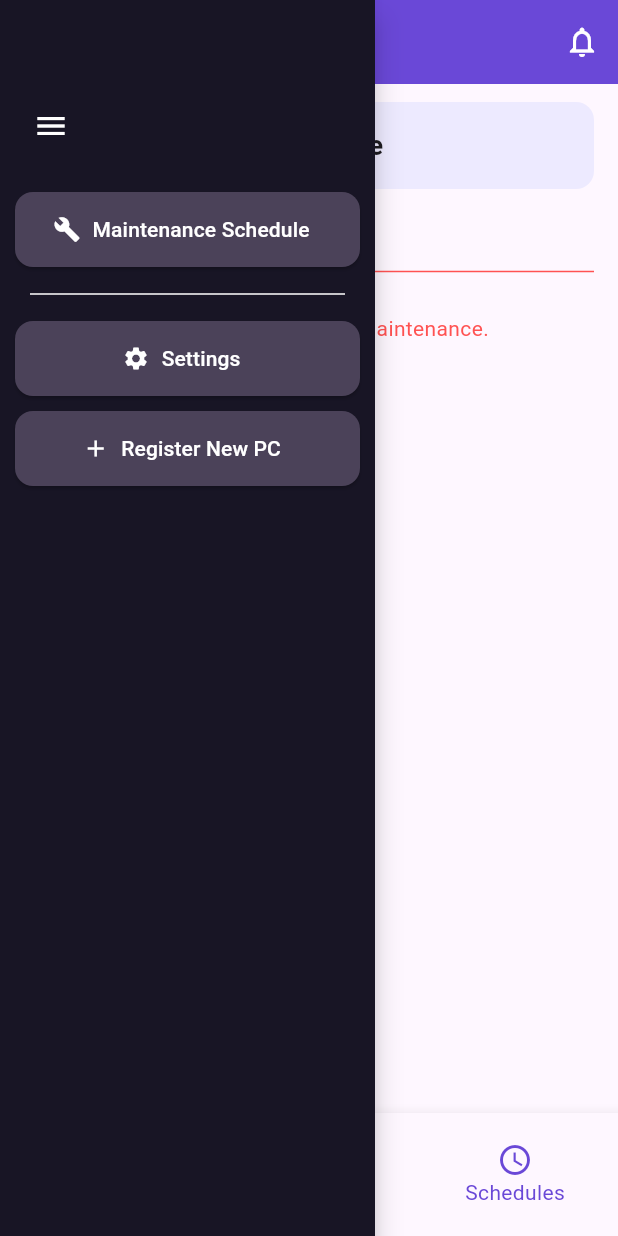
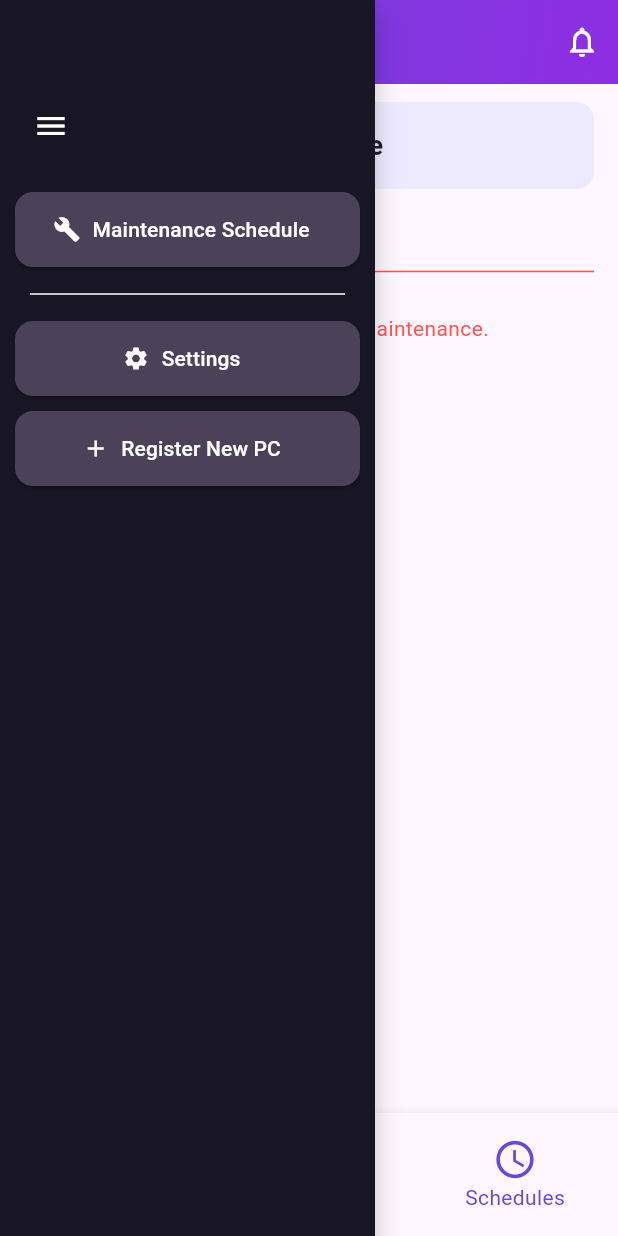
Before and after one commit to Dalmanski/flutter_application_1, a Flutter app: the screen it shows after launch, item 3 of the bottom bar chosen, after a tap on the "menu" icon, on a phone screen of 412 x 824 dp. Run offline on Flutter 3.47's test engine with Material 3 defaults, Android fonts, the phone set to English and light mode, and no system bars; our stand-ins replace cloud_firestore, firebase_core, js, qr_flutter, smooth_page_indicator; missing offline and left inert: dart:html, dart:js_util; accounts and stored records are empty; network calls fail.

Commit message:
modified:   lib/available_pc.dart 	modified:   lib/home.dart 	modified:   lib/main.dart 	modified:   lib/maintenance.dart

```diff
--- a/lib/available_pc.dart
+++ b/lib/available_pc.dart
@@ -119,10 +119,10 @@ class AvailableComputersPage extends StatelessWidget {
               final isMaintenance = status.toLowerCase() == 'maintenance';
 
               return Card(
-                elevation: 4,
                 margin: const EdgeInsets.symmetric(horizontal: 16, vertical: 8),
                 shape: RoundedRectangleBorder(
                   borderRadius: BorderRadius.circular(16),
+                  side: const BorderSide(color: Colors.black26, width: 1),
                 ),
                 child: ExpansionTile(
                   tilePadding: const EdgeInsets.symmetric(
--- a/lib/home.dart
+++ b/lib/home.dart
@@ -32,6 +32,9 @@ class _HomeContentState extends State<HomeContent> {
 
       for (var roomDoc in roomsSnapshot.docs) {
         final roomName = roomDoc.id;
+        final roomData = roomDoc.data() as Map<String, dynamic>;
+        final imageUrl = roomData['image'] ?? '';
+
         final pcsSnapshot =
             await FirebaseFirestore.instance
                 .collection('comlab rooms')
@@ -49,7 +52,11 @@ class _HomeContentState extends State<HomeContent> {
 
         double occupied = totalPCs == 0 ? 0 : workingPCs / totalPCs;
 
-        fetchedComlabs.add({'name': roomName, 'occupied': occupied});
+        fetchedComlabs.add({
+          'name': roomName,
+          'occupied': occupied,
+          'image': imageUrl,
+        });
       }
 
       setState(() {
@@ -124,10 +131,19 @@ class _HomeContentState extends State<HomeContent> {
                                 ClipRRect(
                                   borderRadius: BorderRadius.circular(12),
                                   child: Image.network(
-                                    'http://rshsxii.edu.ph/wp-content/uploads/2013/10/wpid-IMG_20131008_133012.jpg',
+                                    comlabs[index]['image'] ?? '',
                                     width: double.infinity,
                                     height: 180,
                                     fit: BoxFit.cover,
+                                    errorBuilder: (context, error, stackTrace) {
+                                      return const Center(
+                                        child: Icon(
+                                          Icons.broken_image,
+                                          size: 60,
+                                          color: Colors.grey,
+                                        ),
+                                      );
+                                    },
                                   ),
                                 ),
                                 Positioned(
--- a/lib/main.dart
+++ b/lib/main.dart
@@ -48,7 +48,20 @@ class _MainScaffoldState extends State<MainScaffold> {
         children: [
           Scaffold(
             appBar: AppBar(
-              backgroundColor: const Color(0xFF6A48D7),
+              flexibleSpace: Container(
+                decoration: const BoxDecoration(
+                  gradient: LinearGradient(
+                    colors: [
+                      Color(0xFF6A48D7), // Purple
+                      Color(0xFF8E2DE2), // Vibrant purple
+                    ],
+                    begin: Alignment.topLeft,
+                    end: Alignment.bottomRight,
+                  ),
+                ),
+              ),
+              backgroundColor: Colors.transparent,
+              elevation: 0,
               leading: IconButton(
                 onPressed: toggleMenu,
                 icon: const Icon(Icons.menu, color: Colors.white),
@@ -69,28 +82,53 @@ class _MainScaffoldState extends State<MainScaffold> {
               selectedItemColor: const Color(0xFF6A48D7),
               onTap: (index) => setState(() => _currentIndex = index),
               items: [
-                const BottomNavigationBarItem(
-                  icon: Icon(Icons.home),
+                BottomNavigationBarItem(
+                  icon: Icon(
+                    Icons.home,
+                    size: _currentIndex == 0 ? 30 : 24,
+                    color:
+                        _currentIndex == 0
+                            ? const Color(0xFF6A48D7)
+                            : Colors.grey,
+                  ),
                   label: 'Home',
                 ),
                 BottomNavigationBarItem(
-                  icon: Container(
-                    width: 48,
-                    height: 48,
-                    decoration: const BoxDecoration(
-                      color: Color(0xFF6A48D7),
+                  icon: AnimatedContainer(
+                    duration: const Duration(milliseconds: 200),
+                    width: _currentIndex == 1 ? 56 : 48,
+                    height: _currentIndex == 1 ? 56 : 48,
+                    decoration: BoxDecoration(
+                      color:
+                          _currentIndex == 1
+                              ? const Color(0xFF6A48D7)
+                              : Colors.transparent,
                       shape: BoxShape.circle,
+                      border: Border.all(
+                        color: const Color(0xFF6A48D7),
+                        width: 2,
+                      ),
                     ),
-                    child: const Icon(
+                    child: Icon(
                       Icons.qr_code,
-                      color: Colors.white,
-                      size: 28,
+                      color:
+                          _currentIndex == 1
+                              ? Colors.white
+                              : const Color(0xFF6A48D7),
+                      size: _currentIndex == 1 ? 30 : 24,
                     ),
                   ),
                   label: 'QR Code',
                 ),
-                const BottomNavigationBarItem(
-                  icon: Icon(Icons.schedule),
+                BottomNavigationBarItem(
+                  icon: Icon(
+                    Icons.schedule,
+                    size: _currentIndex == 2 ? 30 : 24,
+                    color:
+                        _currentIndex == 2
+                            ? const Color(0xFF6A48D7)
+                            : Colors.grey,
+                  ),
                   label: 'Schedules',
                 ),
               ],
--- a/lib/maintenance.dart
+++ b/lib/maintenance.dart
@@ -89,14 +89,11 @@ class _MaintenancePageState extends State<MaintenancePage> {
                   children: [
                     const Icon(Icons.info, color: Colors.white),
                     const SizedBox(width: 8),
-                    Center(
-                      child: Text(
-                        pcName.toUpperCase(),
-                        textAlign: TextAlign.center,
-                        style: const TextStyle(
-                          color: Colors.white,
-                          fontWeight: FontWeight.bold,
-                        ),
+                    Text(
+                      labName.toUpperCase(),
+                      style: const TextStyle(
+                        color: Colors.white,
+                        fontWeight: FontWeight.bold,
                       ),
                     ),
                   ],
@@ -278,13 +275,7 @@ class _MaintenancePageState extends State<MaintenancePage> {
         decoration: BoxDecoration(
           color: Colors.white,
           borderRadius: BorderRadius.circular(12),
-          boxShadow: const [
-            BoxShadow(
-              color: Colors.black12,
-              blurRadius: 4,
-              offset: Offset(0, 2),
-            ),
-          ],
+          border: Border.all(color: Colors.black26, width: 1),
         ),
         child: Column(
           crossAxisAlignment: CrossAxisAlignment.start,
```
